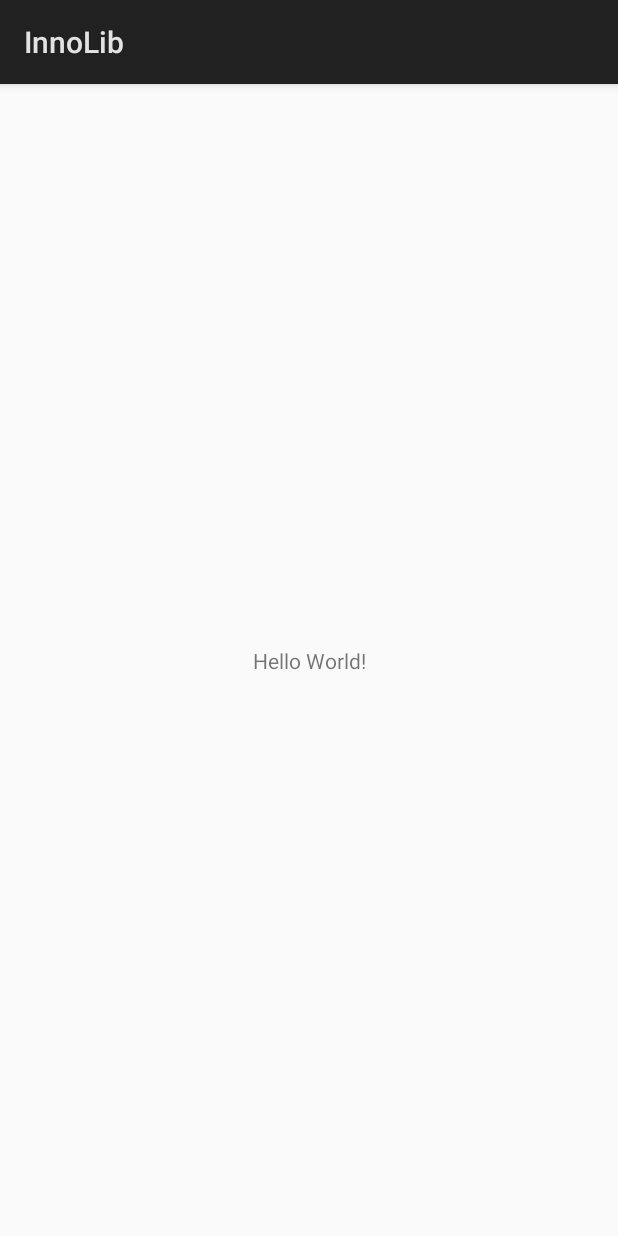
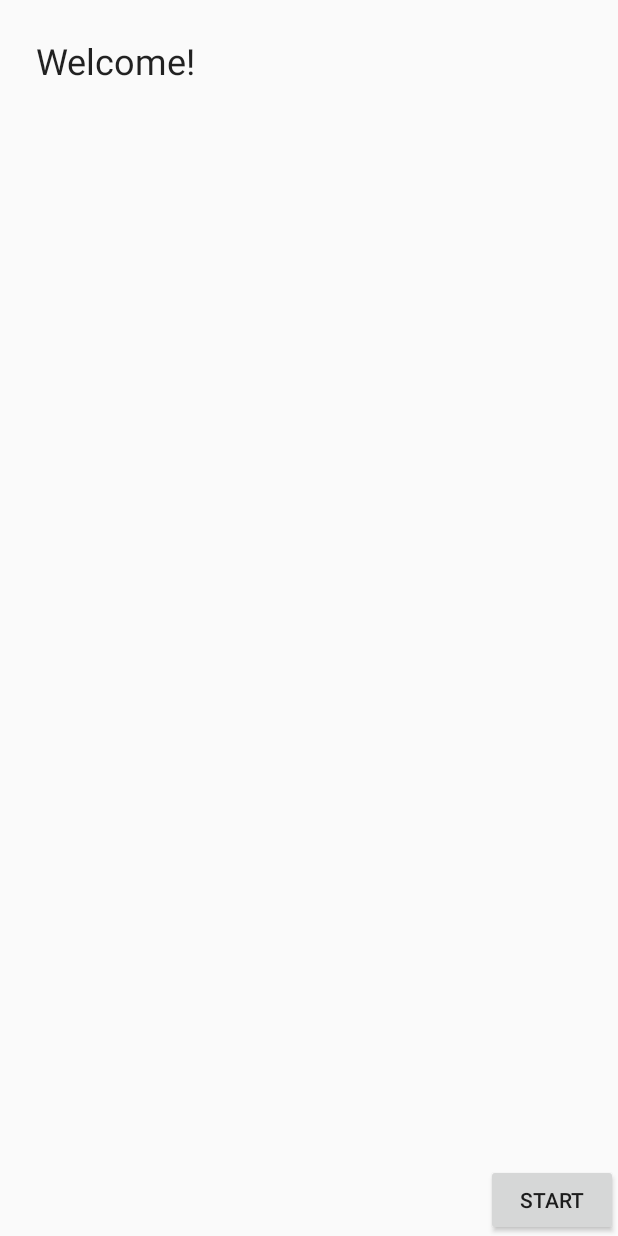
Before and after one commit to ignatov357/lms-inno, an Android app: the screen it shows after launch (StartActivity before the commit, WelcomeActivity after it), on a phone screen of 412 x 824 dp. Run offline under Robolectric (Android 15) with nearby library versions, the phone set to English and light mode, and no system bars.

Commit message:
android app interface sketch

```diff
--- /dev/null
+++ b/frontend-android/app/app/src/main/java/com/awesprojects/innolib/activities/StartActivity.java
@@ -0,0 +1,41 @@
+package com.awesprojects.innolib.activities;
+
+import android.app.Activity;
+import android.app.Fragment;
+import android.content.Intent;
+import android.content.SharedPreferences;
+import android.os.Bundle;
+import android.widget.FrameLayout;
+
+import com.awesprojects.innolib.R;
+import com.awesprojects.innolib.fragments.LoginFragment;
+
+public class StartActivity extends Activity {
+
+    FrameLayout mContainer;
+    SharedPreferences mPreferences;
+    Fragment mCurrentFragment;
+
+    @Override
+    protected void onCreate(Bundle savedInstanceState) {
+        super.onCreate(savedInstanceState);
+        mPreferences = getSharedPreferences("application_state",MODE_PRIVATE);
+        setContentView(R.layout.activity_start);
+        mContainer = findViewById(R.id.activity_start_main_container);
+    }
+
+    @Override
+    public void onStart(){
+        super.onStart();
+        boolean isFirstStart = mPreferences.getBoolean("is_first_start",true);
+        if (isFirstStart){
+            Intent welcomeActivityIntent = new Intent(this,WelcomeActivity.class);
+            startActivity(welcomeActivityIntent);
+            mCurrentFragment = new LoginFragment();
+            mCurrentFragment.setRetainInstance(false);
+            getFragmentManager().beginTransaction()
+                    .add(R.id.activity_start_main_container,mCurrentFragment,"CurrentFragment")
+                    .commit();
+        }
+    }
+}
--- /dev/null
+++ b/frontend-android/app/app/src/main/java/com/awesprojects/innolib/activities/WelcomeActivity.java
@@ -0,0 +1,28 @@
+package com.awesprojects.innolib.activities;
+
+import android.app.Activity;
+import android.os.Bundle;
+import android.view.View;
+import android.widget.Button;
+
+import com.awesprojects.innolib.R;
+
+public class WelcomeActivity extends Activity implements View.OnClickListener{
+
+    Button mFinishButton;
+
+    @Override
+    protected void onCreate(Bundle savedInstanceState) {
+        super.onCreate(savedInstanceState);
+        setContentView(R.layout.activity_welcome);
+        mFinishButton = findViewById(R.id.activity_welcome_finish);
+    }
+
+
+    @Override
+    public void onClick(View view) {
+        if (view == mFinishButton){
+            finish();
+        }
+    }
+}
--- /dev/null
+++ b/frontend-android/app/app/src/main/java/com/awesprojects/innolib/fragments/LoginFragment.java
@@ -0,0 +1,34 @@
+package com.awesprojects.innolib.fragments;
+
+import android.app.Fragment;
+import android.os.Bundle;
+import android.view.LayoutInflater;
+import android.view.View;
+import android.view.ViewGroup;
+
+import com.awesprojects.innolib.R;
+
+/**
+ * Created by ilya on 2/4/18.
+ */
+
+public class LoginFragment extends Fragment {
+
+    View mContent;
+
+    @Override
+    public void onCreate(Bundle savedInstanceState) {
+        super.onCreate(savedInstanceState);
+        mContent = getActivity().getLayoutInflater().inflate(R.layout.fragment_login,null);
+    }
+
+    @Override
+    public View onCreateView(LayoutInflater inflater, ViewGroup container, Bundle savedInstanceState) {
+        return mContent;
+    }
+
+    @Override
+    public void onDestroy() {
+        super.onDestroy();
+    }
+}
--- a/frontend-android/app/app/src/main/res/layout/activity_start.xml
+++ b/frontend-android/app/app/src/main/res/layout/activity_start.xml
@@ -1,19 +1,10 @@
 <?xml version="1.0" encoding="utf-8"?>
-<android.support.constraint.ConstraintLayout
-    xmlns:android="http://schemas.android.com/apk/res/android"
+<FrameLayout xmlns:android="http://schemas.android.com/apk/res/android"
     xmlns:tools="http://schemas.android.com/tools"
-    xmlns:app="http://schemas.android.com/apk/res-auto"
+    android:id="@+id/activity_start_main_container"
     android:layout_width="match_parent"
     android:layout_height="match_parent"
-    tools:context="com.awesprojects.innolib.StartActivity">
+    tools:context="com.awesprojects.innolib.activities.StartActivity">
 
-    <TextView
-        android:layout_width="wrap_content"
-        android:layout_height="wrap_content"
-        android:text="Hello World!"
-        app:layout_constraintBottom_toBottomOf="parent"
-        app:layout_constraintLeft_toLeftOf="parent"
-        app:layout_constraintRight_toRightOf="parent"
-        app:layout_constraintTop_toTopOf="parent" />
 
-</android.support.constraint.ConstraintLayout>
+</FrameLayout>
--- /dev/null
+++ b/frontend-android/app/app/src/main/res/layout/activity_welcome.xml
@@ -0,0 +1,29 @@
+<?xml version="1.0" encoding="utf-8"?>
+<LinearLayout xmlns:android="http://schemas.android.com/apk/res/android"
+    xmlns:tools="http://schemas.android.com/tools"
+    android:layout_width="match_parent"
+    android:layout_height="match_parent"
+    android:orientation="vertical"
+    tools:context="com.awesprojects.innolib.activities.WelcomeActivity">
+
+    <TextView
+        android:id="@+id/activity_welcome_header"
+        android:layout_width="match_parent"
+        android:layout_height="wrap_content"
+        android:padding="24dp"
+        android:text="@string/welcome_welcome_header"
+        android:textAppearance="@android:style/TextAppearance.Material.Headline" />
+
+    <LinearLayout
+        android:layout_width="match_parent"
+        android:layout_height="match_parent"
+        android:layout_weight="1"
+        android:orientation="vertical"></LinearLayout>
+
+    <Button
+        android:id="@+id/activity_welcome_finish"
+        android:layout_width="wrap_content"
+        android:layout_height="wrap_content"
+        android:layout_gravity="right"
+        android:text="@string/welcome_finish" />
+</LinearLayout>
--- a/frontend-android/app/app/src/main/res/values/colors.xml
+++ b/frontend-android/app/app/src/main/res/values/colors.xml
@@ -3,4 +3,5 @@
     <color name="colorPrimary">#3F51B5</color>
     <color name="colorPrimaryDark">#303F9F</color>
     <color name="colorAccent">#FF4081</color>
+    <color name="colorStatusBar">#5765a4</color>
 </resources>
--- /dev/null
+++ b/frontend-android/app/app/src/main/res/values/dimens.xml
@@ -0,0 +1,4 @@
+<?xml version="1.0" encoding="utf-8"?>
+<resources>
+    <dimen name="android_toolbar_height">56dp</dimen>
+</resources>
--- a/frontend-android/app/app/src/main/res/values/strings.xml
+++ b/frontend-android/app/app/src/main/res/values/strings.xml
@@ -1,3 +1,7 @@
 <resources>
     <string name="app_name">InnoLib</string>
+    <string name="login">Login</string>
+    <string name="welcome_next">Next</string>
+    <string name="welcome_finish">Start</string>
+    <string name="welcome_welcome_header">Welcome!</string>
 </resources>
--- a/frontend-android/app/app/src/main/res/values/styles.xml
+++ b/frontend-android/app/app/src/main/res/values/styles.xml
@@ -1,8 +1,9 @@
 <resources>
 
     <!-- Base application theme. -->
-    <style name="AppTheme" parent="android:Theme.Material.Light.DarkActionBar">
+    <style name="AppTheme" parent="android:Theme.Material.Light.NoActionBar">
         <!-- Customize your theme here. -->
+        <item name="android:statusBarColor">@color/colorStatusBar</item>
     </style>
 
 </resources>
```
Also changed, not shown: frontend-android/app/app/src/main/AndroidManifest.xml (+4 -3 lines), frontend-android/app/app/src/main/java/com/awesprojects/innolib/StartActivity.java (deleted, +0 -13 lines), frontend-android/app/app/src/main/res/layout/fragment_login.xml (added, +29 -0 lines), 1 other file.
